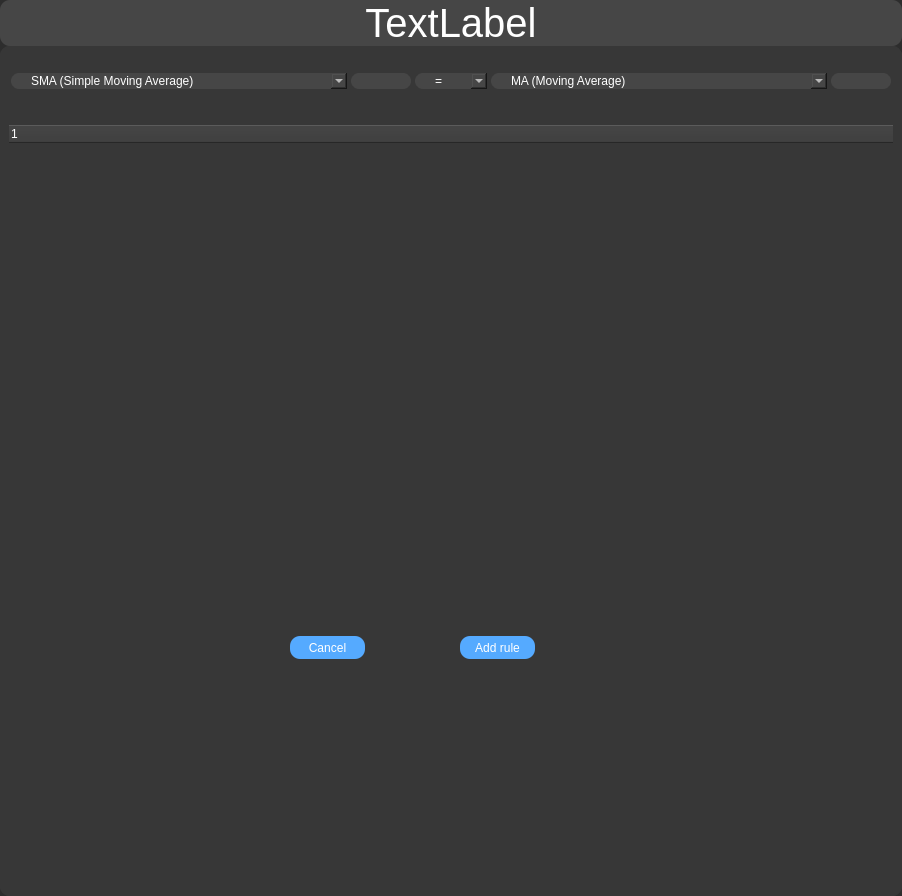
Old version of the form ui/add_strategy_rule_page.ui in the repository kornelHub/65428201.
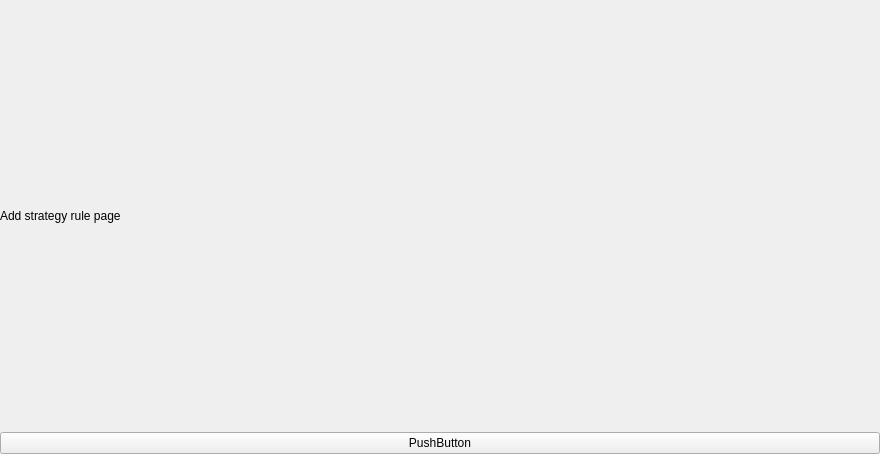
New version of the form.

The edit to the form file:
```diff
--- a/ui/add_strategy_rule_page.ui
+++ b/ui/add_strategy_rule_page.ui
@@ -7,7 +7,7 @@
     <x>0</x>
     <y>0</y>
     <width>880</width>
-    <height>896</height>
+    <height>454</height>
    </rect>
   </property>
   <property name="sizePolicy">
@@ -20,7 +20,7 @@
    <string>Form</string>
   </property>
   <property name="styleSheet">
-   <string notr="true">background-color: rgb(45, 45, 45);</string>
+   <string notr="true"/>
   </property>
   <layout class="QVBoxLayout" name="verticalLayout">
    <property name="spacing">
@@ -43,523 +43,16 @@
    </property>
    <item>
     <widget class="QLabel" name="label">
-     <property name="sizePolicy">
-      <sizepolicy hsizetype="Maximum" vsizetype="Maximum">
-       <horstretch>0</horstretch>
-       <verstretch>0</verstretch>
-      </sizepolicy>
-     </property>
-     <property name="maximumSize">
-      <size>
-       <width>999999</width>
-       <height>70</height>
-      </size>
-     </property>
-     <property name="font">
-      <font>
-       <family>MS Shell Dlg 2</family>
-       <pointsize>30</pointsize>
-       <weight>50</weight>
-       <italic>false</italic>
-       <bold>false</bold>
-      </font>
-     </property>
-     <property name="styleSheet">
-      <string notr="true">QLabel {
-	background-color: rgb(70,70,70);
-	font: 30pt &quot;MS Shell Dlg 2&quot;;
-	color: rgb(255,255,255);
-	border-radius:10px;
-}</string>
-     </property>
      <property name="text">
-      <string>TextLabel</string>
-     </property>
-     <property name="alignment">
-      <set>Qt::AlignCenter</set>
+      <string>Add strategy rule page</string>
      </property>
     </widget>
    </item>
    <item>
-    <widget class="QWidget" name="widget" native="true">
-     <property name="sizePolicy">
-      <sizepolicy hsizetype="Expanding" vsizetype="Expanding">
-       <horstretch>0</horstretch>
-       <verstretch>0</verstretch>
-      </sizepolicy>
+    <widget class="QPushButton" name="pushButton">
+     <property name="text">
+      <string>PushButton</string>
      </property>
-     <property name="styleSheet">
-      <string notr="true">background-color: rgb(55,55,55);
-border-radius: 10px;</string>
-     </property>
-     <layout class="QVBoxLayout" name="verticalLayout_2">
-      <property name="spacing">
-       <number>0</number>
-      </property>
-      <property name="leftMargin">
-       <number>0</number>
-      </property>
-      <property name="topMargin">
-       <number>0</number>
-      </property>
-      <property name="rightMargin">
-       <number>0</number>
-      </property>
-      <property name="bottomMargin">
-       <number>0</number>
-      </property>
-      <item>
-       <widget class="QWidget" name="widget_2" native="true">
-        <property name="sizePolicy">
-         <sizepolicy hsizetype="Preferred" vsizetype="Expanding">
-          <horstretch>0</horstretch>
-          <verstretch>0</verstretch>
-         </sizepolicy>
-        </property>
-        <property name="maximumSize">
-         <size>
-          <width>16777215</width>
-          <height>70</height>
-         </size>
-        </property>
-        <layout class="QHBoxLayout" name="horizontalLayout">
-         <property name="spacing">
-          <number>0</number>
-         </property>
-         <property name="leftMargin">
-          <number>9</number>
-         </property>
-         <property name="topMargin">
-          <number>0</number>
-         </property>
-         <property name="rightMargin">
-          <number>9</number>
-         </property>
-         <property name="bottomMargin">
-          <number>0</number>
-         </property>
-         <item>
-          <widget class="QComboBox" name="p3_firstIndicator_comboBox">
-           <property name="sizePolicy">
-            <sizepolicy hsizetype="Expanding" vsizetype="Fixed">
-             <horstretch>0</horstretch>
-             <verstretch>0</verstretch>
-            </sizepolicy>
-           </property>
-           <property name="styleSheet">
-            <string notr="true">QComboBox {
-        font: 8pt &quot;MS Shell Dlg 2&quot;;
-        border: 2px solid rgb(55,55,55);
-        border-radius: 10px;
-        color: rgb(255, 255, 255);
-        padding-left: 20px;
-        padding-right: 20px;
-        background-color: rgb(70,70,70);
-}
-
-QComboBox:hover {
-        border: 2px solid rgb(90,90,90);
-}
-
-QComboBox QAbstractItemView {
-     border: 2pxsolid rgb(45, 45, 45);
-    selection-background-color:rgb(45, 45, 45);
-    color: #FFF
-                  }
-</string>
-           </property>
-           <item>
-            <property name="text">
-             <string>SMA (Simple Moving Average)</string>
-            </property>
-           </item>
-           <item>
-            <property name="text">
-             <string>EMA (Exponential Moving Average)</string>
-            </property>
-           </item>
-           <item>
-            <property name="text">
-             <string>WMA (Weighted Moving Average)</string>
-            </property>
-           </item>
-           <item>
-            <property name="text">
-             <string>BOLL (Bollinger Band)</string>
-            </property>
-           </item>
-           <item>
-            <property name="text">
-             <string>VWAP (Volumen Weighted Average Price)</string>
-            </property>
-           </item>
-           <item>
-            <property name="text">
-             <string>TRIX (Triple Exponential Average)</string>
-            </property>
-           </item>
-           <item>
-            <property name="text">
-             <string>SAR</string>
-            </property>
-           </item>
-           <item>
-            <property name="text">
-             <string>Volumen</string>
-            </property>
-           </item>
-           <item>
-            <property name="text">
-             <string>MACD (Moving Average Eonvergence Divergence)</string>
-            </property>
-           </item>
-           <item>
-            <property name="text">
-             <string>RSI (Relative Strength Index)</string>
-            </property>
-           </item>
-           <item>
-            <property name="text">
-             <string>KDJ</string>
-            </property>
-           </item>
-           <item>
-            <property name="text">
-             <string>OBV (On-balance volume)</string>
-            </property>
-           </item>
-           <item>
-            <property name="text">
-             <string>CCI (Commodity Channel Index)</string>
-            </property>
-           </item>
-           <item>
-            <property name="text">
-             <string>StochRSI (Stoch Relative Strength Index)</string>
-            </property>
-           </item>
-           <item>
-            <property name="text">
-             <string>WR (Williams %)</string>
-            </property>
-           </item>
-           <item>
-            <property name="text">
-             <string>DMI (Directional Movement Index)</string>
-            </property>
-           </item>
-           <item>
-            <property name="text">
-             <string>MTM (Momentum)</string>
-            </property>
-           </item>
-           <item>
-            <property name="text">
-             <string>MVM (Ease of Movement)</string>
-            </property>
-           </item>
-          </widget>
-         </item>
-         <item>
-          <widget class="QLineEdit" name="p3_firstIndicatorOptions_lineEdit">
-           <property name="styleSheet">
-            <string notr="true">QLineEdit {
-        font: 8pt &quot;MS Shell Dlg 2&quot;;
-        border-radius: 10px;
-        border: 2px solid rgb(55,55,55);
-        color: rgb(255, 255, 255);
-        padding-left: 20px;
-        padding-right: 20px;
-        background-color: rgb(70,70,70);
-}
-QLineEdit:hover {
-        border: 2px solid rgb(85,85,85);
-}
-QLineEdit:focus{
-        border: 2px solid rgb(85, 170, 255);
-}
-</string>
-           </property>
-          </widget>
-         </item>
-         <item>
-          <widget class="QComboBox" name="p3_mark_comboBox">
-           <property name="sizePolicy">
-            <sizepolicy hsizetype="Minimum" vsizetype="Fixed">
-             <horstretch>0</horstretch>
-             <verstretch>0</verstretch>
-            </sizepolicy>
-           </property>
-           <property name="styleSheet">
-            <string notr="true">QComboBox {
-        font: 8pt &quot;MS Shell Dlg 2&quot;;
-        border: 2px solid rgb(55,55,55);
-        border-radius: 10px;
-        color: rgb(255, 255, 255);
-        padding-left: 20px;
-        padding-right: 20px;
-        background-color: rgb(70,70,70);
-}
-
-QComboBox:hover {
-        border: 2px solid rgb(90,90,90);
-}
-
-QComboBox QAbstractItemView {
-     border: 2pxsolid rgb(45, 45, 45);
-    selection-background-color:rgb(45, 45, 45);
-    color: #FFF
-                  }
-</string>
-           </property>
-           <item>
-            <property name="text">
-             <string>=</string>
-            </property>
-           </item>
-           <item>
-            <property name="text">
-             <string>&gt;</string>
-            </property>
-           </item>
-           <item>
-            <property name="text">
-             <string>&gt;=</string>
-            </property>
-           </item>
-           <item>
-            <property name="text">
-             <string>&lt;</string>
-            </property>
-           </item>
-           <item>
-            <property name="text">
-             <string>&lt;=</string>
-            </property>
-           </item>
-          </widget>
-         </item>
-         <item>
-          <widget class="QComboBox" name="p3_sedondIndicator_comboBox">
-           <property name="styleSheet">
-            <string notr="true">QComboBox {
-        font: 8pt &quot;MS Shell Dlg 2&quot;;
-        border: 2px solid rgb(55,55,55);
-        border-radius: 10px;
-        color: rgb(255, 255, 255);
-        padding-left: 20px;
-        padding-right: 20px;
-        background-color: rgb(70,70,70);
-}
-
-QComboBox:hover {
-        border: 2px solid rgb(90,90,90);
-}
-
-QComboBox QAbstractItemView {
-     border: 2pxsolid rgb(45, 45, 45);
-    selection-background-color:rgb(45, 45, 45);
-    color: #FFF
-                  }
-</string>
-           </property>
-           <item>
-            <property name="text">
-             <string>MA (Moving Average)</string>
-            </property>
-           </item>
-           <item>
-            <property name="text">
-             <string>EMA (Exponential Moving Average)</string>
-            </property>
-           </item>
-           <item>
-            <property name="text">
-             <string>WMA (Weighted Moving Average)</string>
-            </property>
-           </item>
-           <item>
-            <property name="text">
-             <string>BOLL (Bollinger Band)</string>
-            </property>
-           </item>
-           <item>
-            <property name="text">
-             <string>VWAP (Volumen Weighted Average Price)</string>
-            </property>
-           </item>
-           <item>
-            <property name="text">
-             <string>TRIX (Triple Exponential Average)</string>
-            </property>
-           </item>
-           <item>
-            <property name="text">
-             <string>SAR</string>
-            </property>
-           </item>
-           <item>
-            <property name="text">
-             <string>Volumen</string>
-            </property>
-           </item>
-           <item>
-            <property name="text">
-             <string>MACD (Moving Average Eonvergence Divergence)</string>
-            </property>
-           </item>
-           <item>
-            <property name="text">
-             <string>RSI (Relative Strength Index)</string>
-            </property>
-           </item>
-           <item>
-            <property name="text">
-             <string>KDJ</string>
-            </property>
-           </item>
-           <item>
-            <property name="text">
-             <string>OBV (On-balance volume)</string>
-            </property>
-           </item>
-           <item>
-            <property name="text">
-             <string>CCI (Commodity Channel Index)</string>
-            </property>
-           </item>
-           <item>
-            <property name="text">
-             <string>StochRSI (Stoch Relative Strength Index)</string>
-            </property>
-           </item>
-           <item>
-            <property name="text">
-             <string>WR (Williams %)</string>
-            </property>
-           </item>
-           <item>
-            <property name="text">
-             <string>DMI (Directional Movement Index)</string>
-            </property>
-           </item>
-           <item>
-            <property name="text">
-             <string>MTM (Momentum)</string>
-            </property>
-           </item>
-           <item>
-            <property name="text">
-             <string>MVM (Ease of Movement)</string>
-            </property>
-           </item>
-          </widget>
-         </item>
-         <item>
-          <widget class="QLineEdit" name="p3_secondIndicatorOptions_lineEdit">
-           <property name="styleSheet">
-            <string notr="true">QLineEdit {
-        font: 8pt &quot;MS Shell Dlg 2&quot;;
-        border-radius: 10px;
-        border: 2px solid rgb(55,55,55);
-        color: rgb(255, 255, 255);
-        padding-left: 20px;
-        padding-right: 20px;
-        background-color: rgb(70,70,70);
-}
-QLineEdit:hover {
-        border: 2px solid rgb(85,85,85);
-}
-QLineEdit:focus{
-        border: 2px solid rgb(85, 170, 255);
-}
-</string>
-           </property>
-          </widget>
-         </item>
-        </layout>
-       </widget>
-      </item>
-      <item>
-       <widget class="QWidget" name="widget_3" native="true">
-        <property name="sizePolicy">
-         <sizepolicy hsizetype="Preferred" vsizetype="Expanding">
-          <horstretch>0</horstretch>
-          <verstretch>0</verstretch>
-         </sizepolicy>
-        </property>
-        <property name="styleSheet">
-         <string notr="true"/>
-        </property>
-        <layout class="QHBoxLayout" name="horizontalLayout_2">
-         <item>
-          <widget class="QTreeWidget" name="treeWidget">
-           <property name="styleSheet">
-            <string notr="true">font: 8pt &quot;MS Shell Dlg 2&quot;;
-background-color: rgb(55,55,55);
-color: rgb(255, 255, 255);</string>
-           </property>
-           <column>
-            <property name="text">
-             <string notr="true">1</string>
-            </property>
-           </column>
-          </widget>
-         </item>
-        </layout>
-       </widget>
-      </item>
-      <item>
-       <widget class="QWidget" name="widget_4" native="true">
-        <property name="sizePolicy">
-         <sizepolicy hsizetype="Preferred" vsizetype="Expanding">
-          <horstretch>0</horstretch>
-          <verstretch>0</verstretch>
-         </sizepolicy>
-        </property>
-        <widget class="QPushButton" name="p3_cancel_button">
-         <property name="geometry">
-          <rect>
-           <x>290</x>
-           <y>130</y>
-           <width>75</width>
-           <height>23</height>
-          </rect>
-         </property>
-         <property name="styleSheet">
-          <string notr="true">color: rgb(255, 255, 255);
-font: 8pt &quot;MS Shell Dlg 2&quot;;
-background-color: rgb(85, 170, 255);
-border: 0px sold;
-border-radius: 10px;</string>
-         </property>
-         <property name="text">
-          <string>Cancel</string>
-         </property>
-        </widget>
-        <widget class="QPushButton" name="p3_addRule_button">
-         <property name="geometry">
-          <rect>
-           <x>460</x>
-           <y>130</y>
-           <width>75</width>
-           <height>23</height>
-          </rect>
-         </property>
-         <property name="styleSheet">
-          <string notr="true">color: rgb(255, 255, 255);
-font: 8pt &quot;MS Shell Dlg 2&quot;;
-background-color: rgb(85, 170, 255);
-border: 0px sold;
-border-radius: 10px;</string>
-         </property>
-         <property name="text">
-          <string>Add rule</string>
-         </property>
-        </widget>
-       </widget>
-      </item>
-     </layout>
     </widget>
    </item>
   </layout>
```
